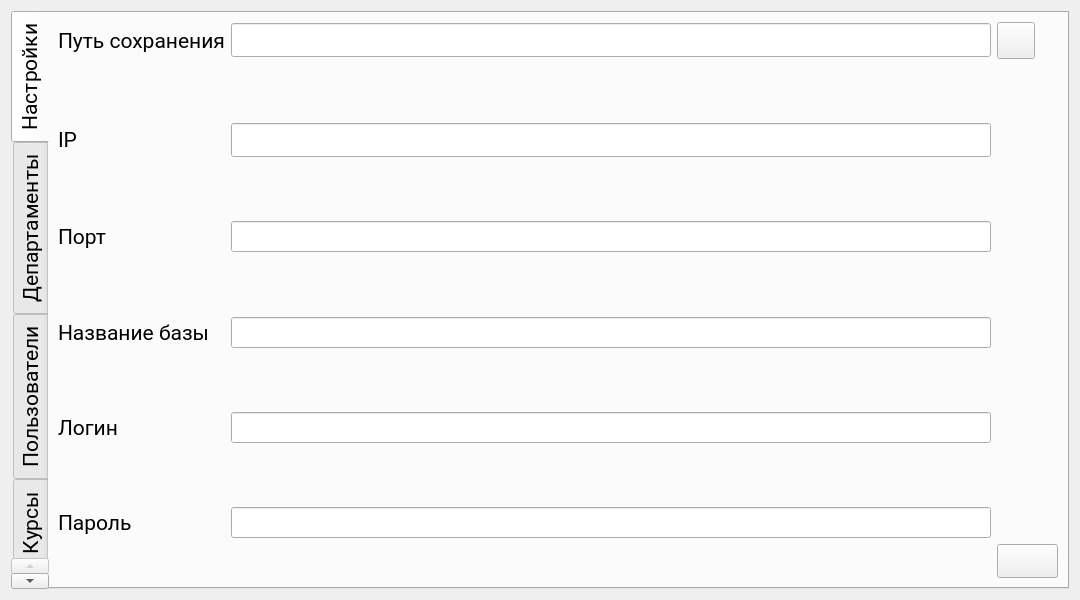
Above: adminwin.ui from Rayzedan/SystemControlStudent before the change. Below: the same form after it.
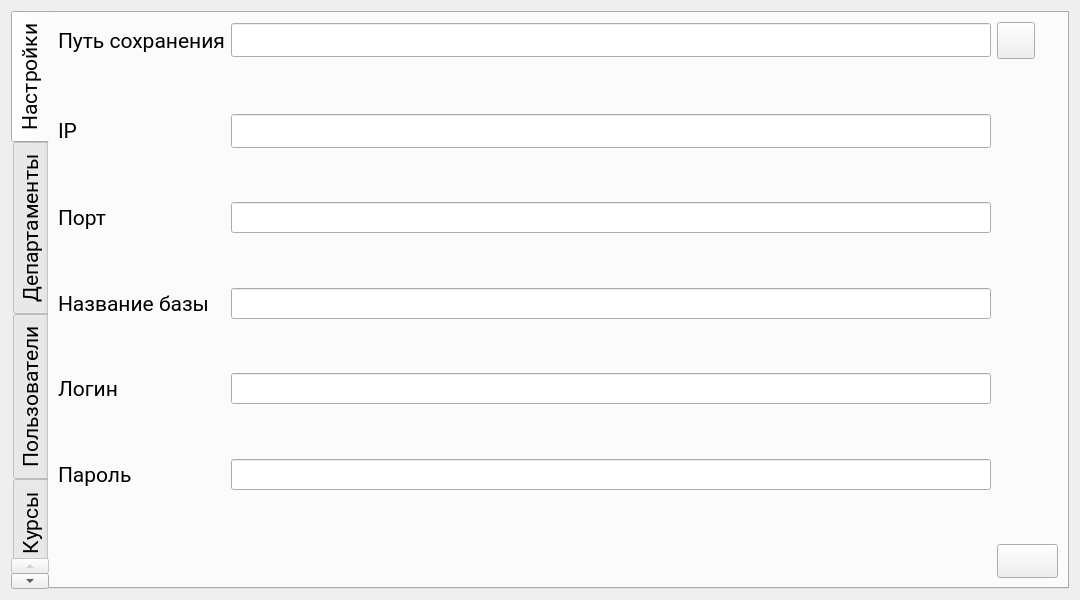
That is the form after the change. The open tabs and pages were chosen to show the change. Icons and pictures are not drawn. Custom widgets are drawn as their Qt base class.

The edit to the form file:
```diff
--- a/adminwin.ui
+++ b/adminwin.ui
@@ -65,20 +65,7 @@
       <layout class="QVBoxLayout" name="verticalLayout">
        <item>
         <layout class="QGridLayout" name="gridLayout">
-         <item row="3" column="2">
-          <spacer name="verticalSpacer_2">
-           <property name="orientation">
-            <enum>Qt::Vertical</enum>
-           </property>
-           <property name="sizeHint" stdset="0">
-            <size>
-             <width>20</width>
-             <height>40</height>
-            </size>
-           </property>
-          </spacer>
-         </item>
-         <item row="13" column="2">
+         <item row="11" column="2">
           <widget class="QLineEdit" name="passwordDb">
            <property name="font">
             <font>
@@ -88,7 +75,7 @@
            </property>
           </widget>
          </item>
-         <item row="9" column="2">
+         <item row="6" column="2">
           <spacer name="verticalSpacer_6">
            <property name="orientation">
             <enum>Qt::Vertical</enum>
@@ -125,7 +112,7 @@
            </property>
           </widget>
          </item>
-         <item row="10" column="2">
+         <item row="9" column="2">
           <widget class="QLineEdit" name="loginDb">
            <property name="font">
             <font>
@@ -151,7 +138,7 @@
            </property>
           </widget>
          </item>
-         <item row="8" column="0">
+         <item row="7" column="0">
           <widget class="QLabel" name="label_10">
            <property name="font">
             <font>
@@ -164,7 +151,7 @@
            </property>
           </widget>
          </item>
-         <item row="8" column="2">
+         <item row="7" column="2">
           <widget class="QLineEdit" name="databaseName">
            <property name="font">
             <font>
@@ -174,6 +161,19 @@
            </property>
           </widget>
          </item>
+         <item row="12" column="2">
+          <spacer name="verticalSpacer_2">
+           <property name="orientation">
+            <enum>Qt::Vertical</enum>
+           </property>
+           <property name="sizeHint" stdset="0">
+            <size>
+             <width>20</width>
+             <height>40</height>
+            </size>
+           </property>
+          </spacer>
+         </item>
          <item row="1" column="2">
           <spacer name="verticalSpacer">
            <property name="orientation">
@@ -217,14 +217,14 @@
            </property>
           </widget>
          </item>
-         <item row="13" column="0">
+         <item row="11" column="0">
           <widget class="QLabel" name="label_5">
            <property name="text">
             <string>Пароль</string>
            </property>
           </widget>
          </item>
-         <item row="10" column="0">
+         <item row="9" column="0">
           <widget class="QLabel" name="label_11">
            <property name="font">
             <font>
@@ -250,23 +250,23 @@
            </property>
           </widget>
          </item>
-         <item row="6" column="2">
-          <spacer name="verticalSpacer_4">
-           <property name="orientation">
-            <enum>Qt::Vertical</enum>
-           </property>
-           <property name="sizeHint" stdset="0">
-            <size>
-             <width>20</width>
-             <height>40</height>
-            </size>
-           </property>
-          </spacer>
-         </item>
          <item row="2" column="2">
           <widget class="QLineEdit" name="ip"/>
          </item>
-         <item row="11" column="2">
+         <item row="3" column="2">
+          <spacer name="verticalSpacer_4">
+           <property name="orientation">
+            <enum>Qt::Vertical</enum>
+           </property>
+           <property name="sizeHint" stdset="0">
+            <size>
+             <width>20</width>
+             <height>40</height>
+            </size>
+           </property>
+          </spacer>
+         </item>
+         <item row="8" column="2">
           <spacer name="verticalSpacer_12">
            <property name="orientation">
             <enum>Qt::Vertical</enum>
@@ -279,6 +279,19 @@
            </property>
           </spacer>
          </item>
+         <item row="10" column="2">
+          <spacer name="verticalSpacer_14">
+           <property name="orientation">
+            <enum>Qt::Vertical</enum>
+           </property>
+           <property name="sizeHint" stdset="0">
+            <size>
+             <width>20</width>
+             <height>40</height>
+            </size>
+           </property>
+          </spacer>
+         </item>
         </layout>
        </item>
       </layout>
```
Left out of the diff: 4 changed lines with no effect on the pictures.
